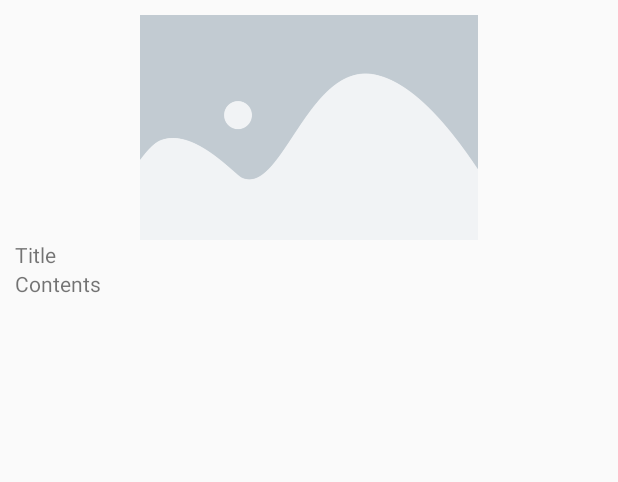
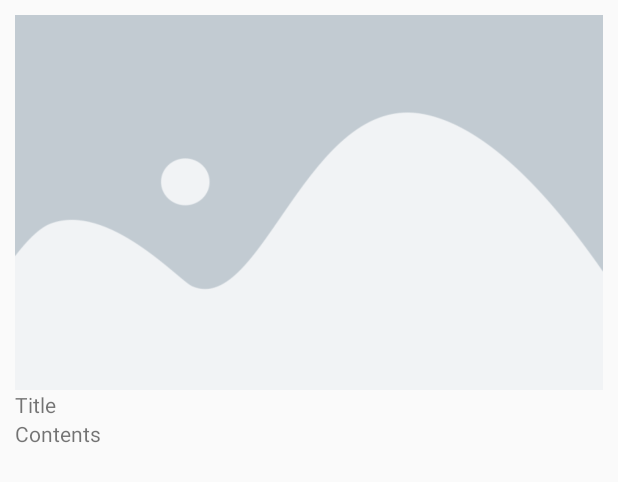
Before and after one commit to songmilee/weekand-farm, an Android app: the layout home_corp_item.xml on its own in the app's theme, with its tools: preview values and no code run, on a phone screen of 412 x 824 dp. Shown: the top 482 px of the screen. Run offline under Robolectric (Android 15) with nearby library versions, the phone set to English and light mode, and no system bars.

Commit message:
home 화면에서 등록된 데이터가 없을 시 안내 문구 추가

```diff
--- a/app/src/main/java/mi/song/weekand/farm/ui/menu/home/HomeFragment.java
+++ b/app/src/main/java/mi/song/weekand/farm/ui/menu/home/HomeFragment.java
@@ -57,6 +57,8 @@ public class HomeFragment extends Fragment implements HomeInterface.View {
 
     @Override
     public void setCorpItemData(Map<String, Object> data) {
+        binding.homeItemList.setVisibility(View.VISIBLE);
+        binding.noItemMsg.setVisibility(View.INVISIBLE);
         itemAdapter.addData(data);
     }
 }
--- a/app/src/main/res/layout/home_corp_item.xml
+++ b/app/src/main/res/layout/home_corp_item.xml
@@ -9,8 +9,9 @@
     <ImageView
         android:id="@+id/corp_item_img"
         android:layout_width="match_parent"
-        android:layout_height="150dp"
-        android:src="@drawable/img_placeholder"/>
+        android:layout_height="250dp"
+        android:scaleType="fitXY"
+        android:src="@drawable/img_placeholder" />
 
     <TextView
         android:id="@+id/corp_item_title"
--- a/app/src/main/res/values/strings.xml
+++ b/app/src/main/res/values/strings.xml
@@ -37,5 +37,5 @@
 
     <string name="save_success">일기 저장에 성공하였습니다.</string>
     <string name="save_fail">일기 저장에 실패하였습니다.</string>
-
+    <string name="no_item">아이템이 없습니다. 아이템을 추가해주세요</string>
 </resources>
```
Also changed, not shown: app/src/main/res/layout/fragment_home.xml (+10 -1 lines).
